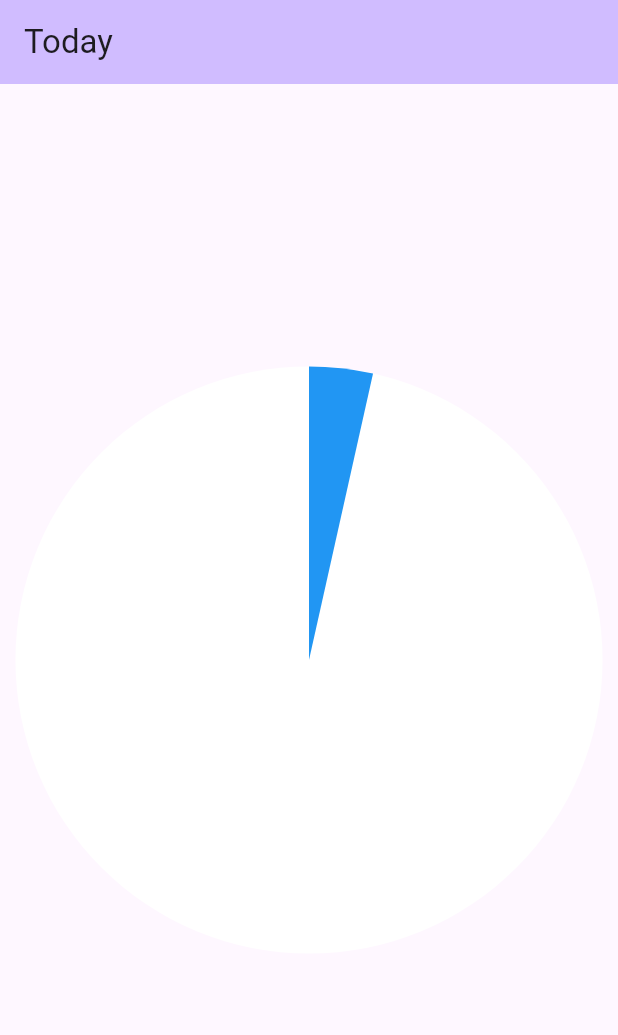
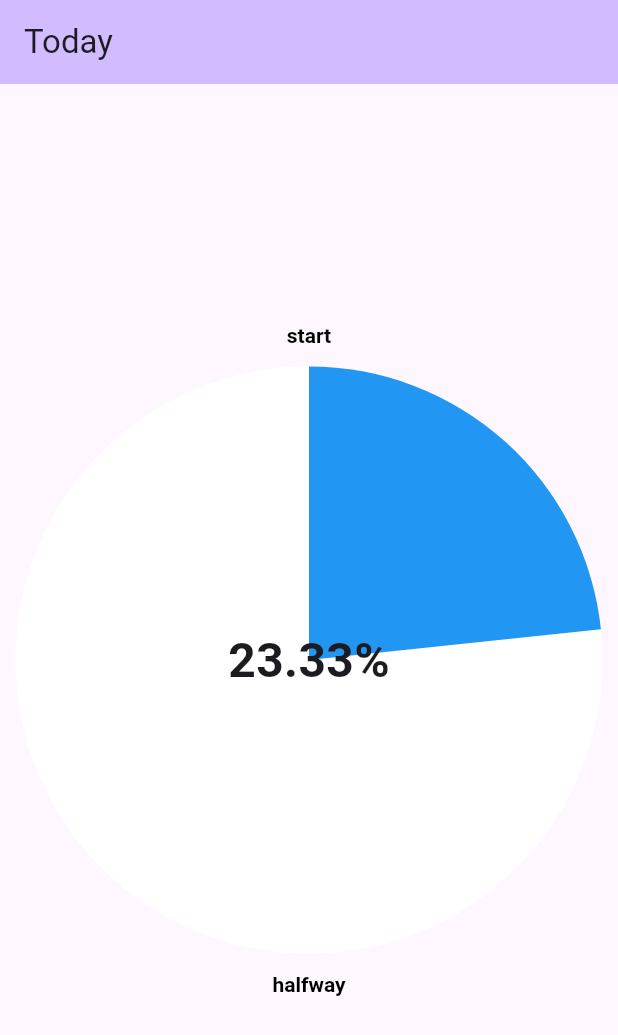
Before and after one commit to aymswick/wandering_compass, a Flutter app: the screen it shows after launch, on a phone screen of 412 x 824 dp. Shown: the top 1035 px of the screen. Run offline on Flutter 3.47's test engine with Material 3 defaults, Android fonts, the phone set to English and light mode, and no system bars; our stand-ins replace bloc, dart_mappable, flutter_bloc; generated files the repository leaves out were written again.

```diff
--- a/client/lib/l10n/arb/app_es.arb
+++ b/client/lib/l10n/arb/app_es.arb
@@ -1,7 +1,7 @@
 {
     "@@locale": "es",
+    "todayAppBarTitle": "Contador",
     "@todayAppBarTitle": {
         "description": "Texto mostrado en la AppBar de la página del contador"
-    },
-    "todayAppBarTitle": "Contador"
+    }
 }
--- a/client/lib/today/bloc/today_event.dart
+++ b/client/lib/today/bloc/today_event.dart
@@ -1,6 +1,4 @@
 part of 'today_bloc.dart';
-
-class ClockTicked extends TodayEvent {}
 
 class MiddayArrivedEvent extends TodayEvent {}
 
@@ -8,5 +6,7 @@ class MorningArrivedEvent extends TodayEvent {}
 
 class NightArrivedEvent extends TodayEvent {}
 
+class TimeElapsed extends TodayEvent {}
+
 @immutable
 sealed class TodayEvent {}
--- a/client/lib/today/view/today_page.dart
+++ b/client/lib/today/view/today_page.dart
@@ -1,5 +1,3 @@
-import 'dart:async' show Timer;
-
 import 'package:flutter/material.dart';
 import 'package:flutter_bloc/flutter_bloc.dart';
 import 'package:schedule_repository/schedule_repository.dart';
@@ -27,21 +25,22 @@ class TodayView extends StatelessWidget {
     final l10n = context.l10n;
     final bloc = context.read<TodayBloc>();
 
-    Timer.periodic(
-      const Duration(seconds: 1),
-      (Timer t) => bloc.add(ClockTicked()),
-    );
-
     return Scaffold(
       appBar: AppBar(title: Text(l10n.todayAppBarTitle)),
-      body: Center(
-        child: SizedBox.expand(
-          child: BlocBuilder<TodayBloc, TodayState>(
-            builder: (context, state) {
-              return CustomPaint(
-                painter: ClockPainter(progress: state.currentTick),
-              );
-            },
+      body: SizedBox.expand(
+        child: BlocSelector<TodayBloc, TodayState, double>(
+          selector: (state) => state.currentTick,
+          builder: (context, dayProgressPercentage) => CustomPaint(
+            painter: ClockPainter(dayProgressPercentage: dayProgressPercentage),
+            child: Center(
+              child: Text(
+                '${(dayProgressPercentage * 100).toStringAsFixed(2)}%',
+                style: const TextStyle(
+                  fontSize: 32,
+                  fontWeight: FontWeight.bold,
+                ),
+              ),
+            ),
           ),
         ),
       ),
--- a/client/pubspec.yaml
+++ b/client/pubspec.yaml
@@ -19,6 +19,7 @@ dependencies:
   flutter_bloc: ^9.1.1
   flutter_localizations:
     sdk: flutter
+  formz: ^0.8.0
   intl: ^0.20.2
   schedule_repository:
     path: 'packages/schedule_repository'
```
Also changed, not shown: client/lib/l10n/arb/app_en.arb (+9 -5 lines), client/lib/today/bloc/today_bloc.dart (+52 -5 lines), client/lib/today/view/clock_painter.dart (+51 -21 lines), pubspec.lock, pubspec.yaml (line endings or trailing spaces), 1 other file.
